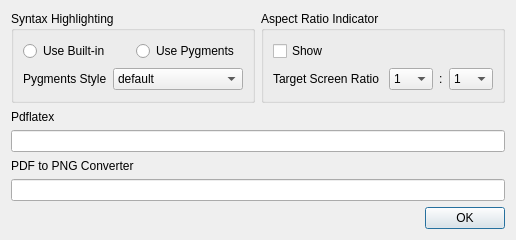
Above: settings_dialog.ui from csekri/tkzgeom before the change. Below: the same form after it.
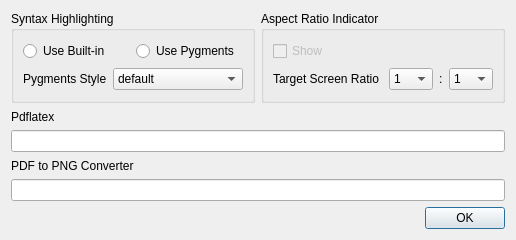
That is the form after the change. Icons and pictures are not drawn.

Diff of the .ui file:
```diff
--- a/settings_dialog.ui
+++ b/settings_dialog.ui
@@ -290,6 +290,9 @@
        <layout class="QVBoxLayout" name="verticalLayout_3">
         <item>
          <widget class="QCheckBox" name="aspect_ratio_show">
+          <property name="enabled">
+           <bool>false</bool>
+          </property>
           <property name="text">
            <string>Show</string>
           </property>
```
